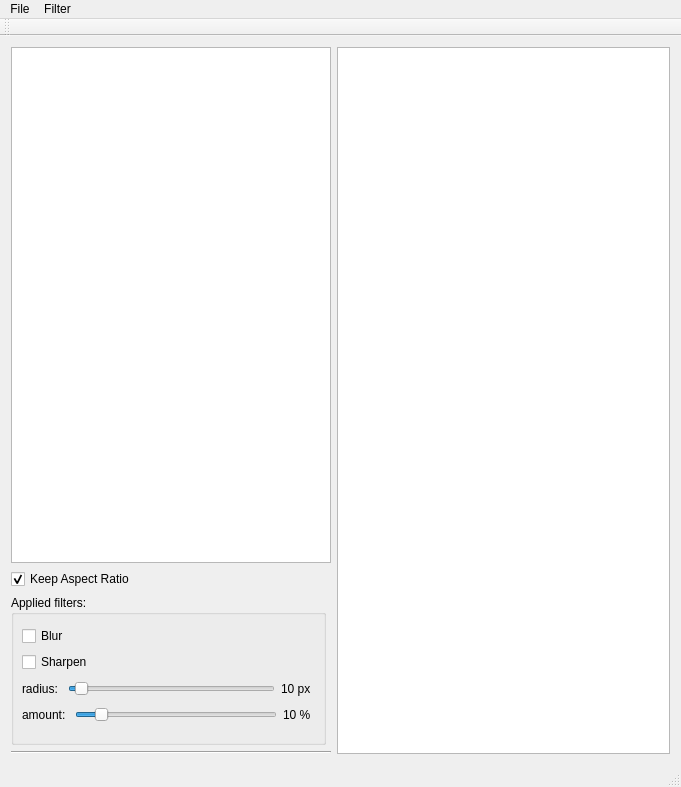
The window that ImageViewer/ImageViewer.ui (MCInversion/ImageViewer) describes before a commit, drawn with Qt 5.
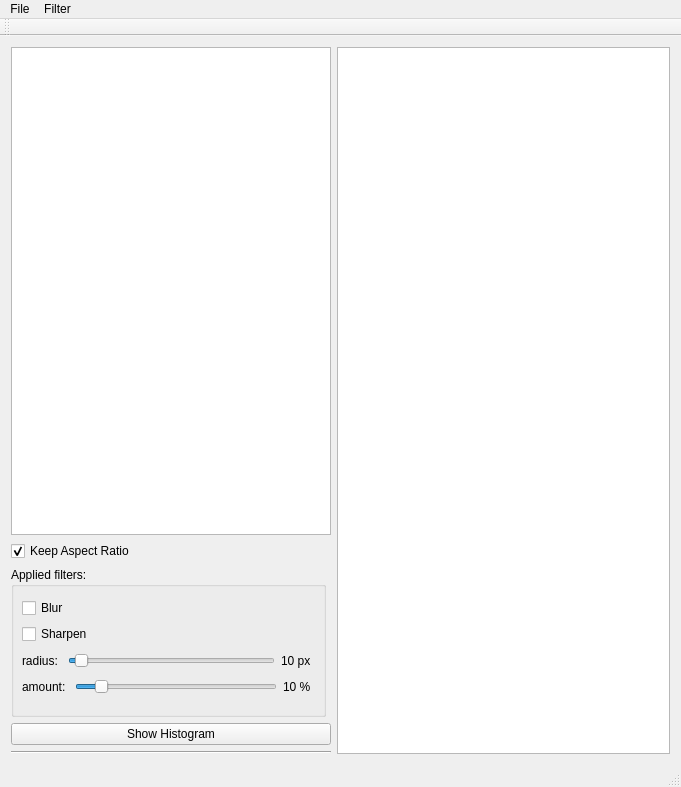
The same window after the commit.

Commit message: Histogram window can be opened from the ImageViewer ui via a button

Patch:
```diff
--- a/ImageViewer/ImageViewer.ui
+++ b/ImageViewer/ImageViewer.ui
@@ -152,6 +152,13 @@
           </widget>
          </widget>
         </item>
+        <item>
+         <widget class="QPushButton" name="histogramButton">
+          <property name="text">
+           <string>Show Histogram</string>
+          </property>
+         </widget>
+        </item>
         <item>
          <widget class="Line" name="line">
           <property name="orientation">
```
Left out of the diff: 33 changed lines with no effect on the pictures. The commit also changes 3 other files.
